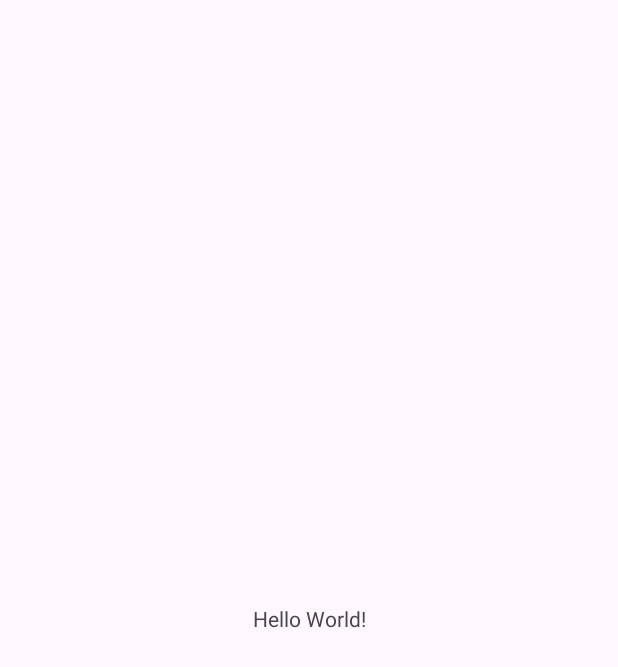
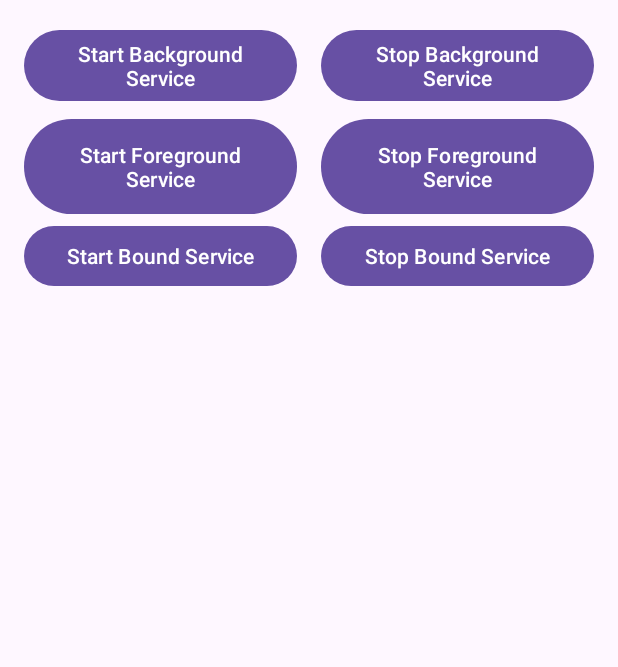
Before and after one commit to e-haikal/Dicoding-AndroidIntermediate, an Android app: the screen it shows after launch (MainActivity), on a phone screen of 412 x 824 dp. Before the commit the part shown is almost empty. Shown: the top 667 px of the screen. Run offline under Robolectric (Android 15) with nearby library versions, the light colour scheme and no system bars.

Commit message:
feat: completing 'latihan service (bg service)'

```diff
--- a/MyService/app/build.gradle.kts
+++ b/MyService/app/build.gradle.kts
@@ -33,6 +33,9 @@ android {
     kotlinOptions {
         jvmTarget = "1.8"
     }
+    buildFeatures {
+        viewBinding = true
+    }
 }
 
 dependencies {
@@ -45,4 +48,8 @@ dependencies {
     testImplementation(libs.junit)
     androidTestImplementation(libs.androidx.junit)
     androidTestImplementation(libs.androidx.espresso.core)
+
+    // Library coroutines
+    implementation(libs.kotlinx.coroutines.core)
+    implementation(libs.kotlinx.coroutines.android)
 }
--- a/MyService/app/src/main/AndroidManifest.xml
+++ b/MyService/app/src/main/AndroidManifest.xml
@@ -12,6 +12,11 @@
         android:supportsRtl="true"
         android:theme="@style/Theme.MyService"
         tools:targetApi="31">
+        <service
+            android:name=".MyBackgroundService"
+            android:enabled="true"
+            android:exported="true"></service>
+
         <activity
             android:name=".MainActivity"
             android:exported="true">
--- a/MyService/app/src/main/java/com/siaptekno/myservice/MainActivity.kt
+++ b/MyService/app/src/main/java/com/siaptekno/myservice/MainActivity.kt
@@ -1,20 +1,31 @@
 package com.siaptekno.myservice
 
+import android.content.Intent
 import android.os.Bundle
 import androidx.activity.enableEdgeToEdge
 import androidx.appcompat.app.AppCompatActivity
 import androidx.core.view.ViewCompat
 import androidx.core.view.WindowInsetsCompat
+import com.siaptekno.myservice.databinding.ActivityMainBinding
 
 class MainActivity : AppCompatActivity() {
+    private lateinit var binding: ActivityMainBinding
+
+
     override fun onCreate(savedInstanceState: Bundle?) {
         super.onCreate(savedInstanceState)
-        enableEdgeToEdge()
-        setContentView(R.layout.activity_main)
-        ViewCompat.setOnApplyWindowInsetsListener(findViewById(R.id.main)) { v, insets ->
-            val systemBars = insets.getInsets(WindowInsetsCompat.Type.systemBars())
-            v.setPadding(systemBars.left, systemBars.top, systemBars.right, systemBars.bottom)
-            insets
+        binding = ActivityMainBinding.inflate(layoutInflater)
+        setContentView(binding.root)
+
+        // Initialize the service intent
+        val serviceIntent = Intent(this, MyBackgroundService::class.java)
+
+        // Set up button click listeners to start and stop the service
+        binding.btnStartBackgroundService.setOnClickListener {
+            startService(serviceIntent)
+        }
+        binding.btnStopBackgroundService.setOnClickListener {
+            stopService(serviceIntent)
         }
     }
 }
--- /dev/null
+++ b/MyService/app/src/main/java/com/siaptekno/myservice/MyBackgroundService.kt
@@ -0,0 +1,44 @@
+package com.siaptekno.myservice
+
+import android.app.Service
+import android.content.Intent
+import android.os.IBinder
+import android.util.Log
+import kotlinx.coroutines.CoroutineScope
+import kotlinx.coroutines.Dispatchers
+import kotlinx.coroutines.Job
+import kotlinx.coroutines.delay
+import kotlinx.coroutines.launch
+
+class MyBackgroundService : Service() {
+
+    companion object {
+        internal val TAG = MyBackgroundService::class.java.simpleName
+    }
+
+    private val serviceJob = Job()
+    private val serviceScope = CoroutineScope(Dispatchers.Main + serviceJob)
+
+    override fun onBind(intent: Intent): IBinder {
+        throw UnsupportedOperationException("Not yet implemented")
+    }
+
+    override fun onStartCommand(intent: Intent, flags: Int, startId: Int): Int {
+        Log.d(TAG, "Service dijalankan...");
+        serviceScope.launch {
+            for (i in 1..50) {
+                delay(1000)
+                Log.d(TAG, "Do Something $i")
+            }
+            stopSelf()
+            Log.d(TAG, "Service dihentikan")
+        }
+        return START_STICKY
+    }
+
+    override fun onDestroy() {
+        super.onDestroy()
+        serviceJob.cancel()
+        Log.d(TAG, "onDestroy: Service dihentikan")
+    }
+}
--- a/MyService/app/src/main/res/layout/activity_main.xml
+++ b/MyService/app/src/main/res/layout/activity_main.xml
@@ -7,13 +7,92 @@
     android:layout_height="match_parent"
     tools:context=".MainActivity">
 
-    <TextView
-        android:layout_width="wrap_content"
+    <Button
+        android:id="@+id/btn_start_background_service"
+        android:layout_width="0dp"
         android:layout_height="wrap_content"
-        android:text="Hello World!"
-        app:layout_constraintBottom_toBottomOf="parent"
-        app:layout_constraintEnd_toEndOf="parent"
+        android:layout_marginStart="16dp"
+        android:layout_marginTop="16dp"
+        android:layout_marginEnd="8dp"
+        android:text="@string/start_background_service"
+        app:layout_constraintEnd_toStartOf="@+id/btn_stop_background_service"
+        app:layout_constraintHorizontal_bias="0.5"
         app:layout_constraintStart_toStartOf="parent"
         app:layout_constraintTop_toTopOf="parent" />
 
+    <Button
+        android:id="@+id/btn_stop_background_service"
+        android:layout_width="0dp"
+        android:layout_height="wrap_content"
+        android:layout_marginStart="8dp"
+        android:layout_marginTop="16dp"
+        android:layout_marginEnd="16dp"
+        android:text="@string/stop_background_service"
+        app:layout_constraintEnd_toEndOf="parent"
+        app:layout_constraintHorizontal_bias="0.5"
+        app:layout_constraintStart_toEndOf="@+id/btn_start_background_service"
+        app:layout_constraintTop_toTopOf="parent" />
+
+    <Button
+        android:id="@+id/btn_start_foreground_service"
+        android:layout_width="0dp"
+        android:layout_height="wrap_content"
+        android:layout_marginStart="16dp"
+        android:layout_marginTop="4dp"
+        android:layout_marginEnd="8dp"
+        android:lines="3"
+        android:text="@string/start_foreground_service"
+        app:layout_constraintEnd_toStartOf="@+id/btn_stop_foreground_service"
+        app:layout_constraintHorizontal_bias="0.5"
+        app:layout_constraintStart_toStartOf="parent"
+        app:layout_constraintTop_toBottomOf="@+id/btn_start_background_service" />
+
+    <Button
+        android:id="@+id/btn_stop_foreground_service"
+        android:layout_width="0dp"
+        android:layout_height="wrap_content"
+        android:layout_marginStart="8dp"
+        android:layout_marginEnd="16dp"
+        android:lines="3"
+        android:text="@string/stop_foreground_service"
+        app:layout_constraintBottom_toBottomOf="@+id/btn_start_foreground_service"
+        app:layout_constraintEnd_toEndOf="parent"
+        app:layout_constraintHorizontal_bias="0.5"
+        app:layout_constraintStart_toEndOf="@+id/btn_start_foreground_service"
+        app:layout_constraintTop_toTopOf="@+id/btn_start_foreground_service" />
+
+    <Button
+        android:id="@+id/btn_start_bound_service"
+        android:layout_width="0dp"
+        android:layout_height="wrap_content"
+        android:layout_marginStart="16dp"
+        android:layout_marginEnd="8dp"
+        android:text="@string/start_bound_service"
+        app:layout_constraintEnd_toStartOf="@+id/btn_stop_bound_service"
+        app:layout_constraintHorizontal_bias="0.5"
+        app:layout_constraintStart_toStartOf="parent"
+        app:layout_constraintTop_toBottomOf="@+id/btn_start_foreground_service" />
+
+    <Button
+        android:id="@+id/btn_stop_bound_service"
+        android:layout_width="0dp"
+        android:layout_height="wrap_content"
+        android:layout_marginStart="8dp"
+        android:layout_marginEnd="16dp"
+        android:text="@string/stop_bound_service"
+        app:layout_constraintBottom_toBottomOf="@+id/btn_start_bound_service"
+        app:layout_constraintEnd_toEndOf="parent"
+        app:layout_constraintHorizontal_bias="0.5"
+        app:layout_constraintStart_toEndOf="@+id/btn_start_bound_service"
+        app:layout_constraintTop_toTopOf="@+id/btn_start_bound_service" />
+
+    <TextView
+        android:id="@+id/tv_bound_service_number"
+        android:layout_width="wrap_content"
+        android:layout_height="wrap_content"
+        android:layout_marginTop="12dp"
+        app:layout_constraintEnd_toEndOf="parent"
+        app:layout_constraintStart_toStartOf="parent"
+        app:layout_constraintTop_toBottomOf="@+id/btn_stop_bound_service" />
+
 </androidx.constraintlayout.widget.ConstraintLayout>
--- a/MyService/app/src/main/res/values/strings.xml
+++ b/MyService/app/src/main/res/values/strings.xml
@@ -1,3 +1,10 @@
 <resources>
     <string name="app_name">MyService</string>
+
+    <string name="start_background_service">Start Background Service</string>
+    <string name="stop_background_service">Stop Background Service</string>
+    <string name="start_foreground_service">Start Foreground Service</string>
+    <string name="stop_foreground_service">Stop Foreground Service</string>
+    <string name="start_bound_service">Start Bound Service</string>
+    <string name="stop_bound_service">Stop Bound Service</string>
 </resources>
--- a/MyService/gradle/libs.versions.toml
+++ b/MyService/gradle/libs.versions.toml
@@ -6,6 +6,8 @@ junit = "4.13.2"
 junitVersion = "1.2.1"
 espressoCore = "3.6.1"
 appcompat = "1.7.0"
+kotlinxCoroutinesAndroid = "1.8.0"
+kotlinxCoroutinesCore = "1.7.1"
 material = "1.12.0"
 activity = "1.9.3"
 constraintlayout = "2.2.0"
@@ -16,6 +18,8 @@ junit = { group = "junit", name = "junit", version.ref = "junit" }
 androidx-junit = { group = "androidx.test.ext", name = "junit", version.ref = "junitVersion" }
 androidx-espresso-core = { group = "androidx.test.espresso", name = "espresso-core", version.ref = "espressoCore" }
 androidx-appcompat = { group = "androidx.appcompat", name = "appcompat", version.ref = "appcompat" }
+kotlinx-coroutines-android = { module = "org.jetbrains.kotlinx:kotlinx-coroutines-android", version.ref = "kotlinxCoroutinesAndroid" }
+kotlinx-coroutines-core = { module = "org.jetbrains.kotlinx:kotlinx-coroutines-core", version.ref = "kotlinxCoroutinesCore" }
 material = { group = "com.google.android.material", name = "material", version.ref = "material" }
 androidx-activity = { group = "androidx.activity", name = "activity", version.ref = "activity" }
 androidx-constraintlayout = { group = "androidx.constraintlayout", name = "constraintlayout", version.ref = "constraintlayout" }
```
